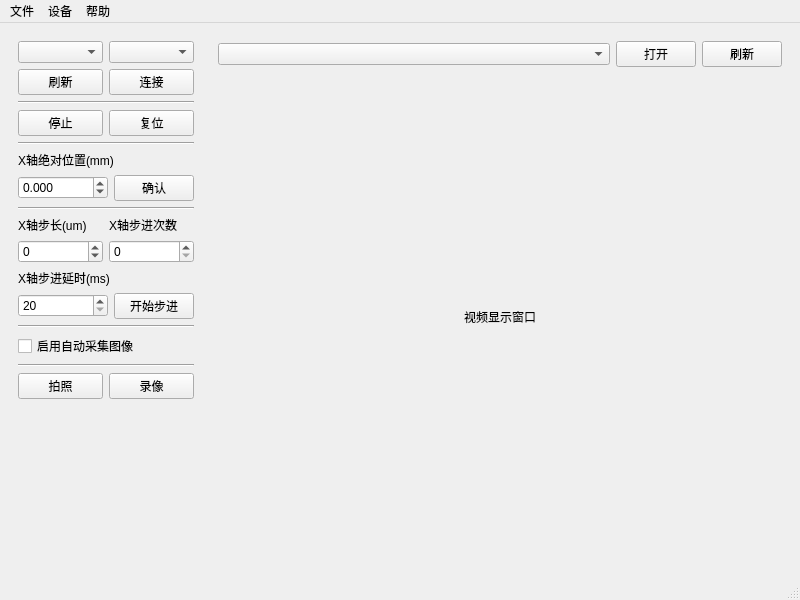
Before: the Qt Designer form mainwindow.ui in choushunn/ZF_TriAxisCamControl, drawn with Qt 5.
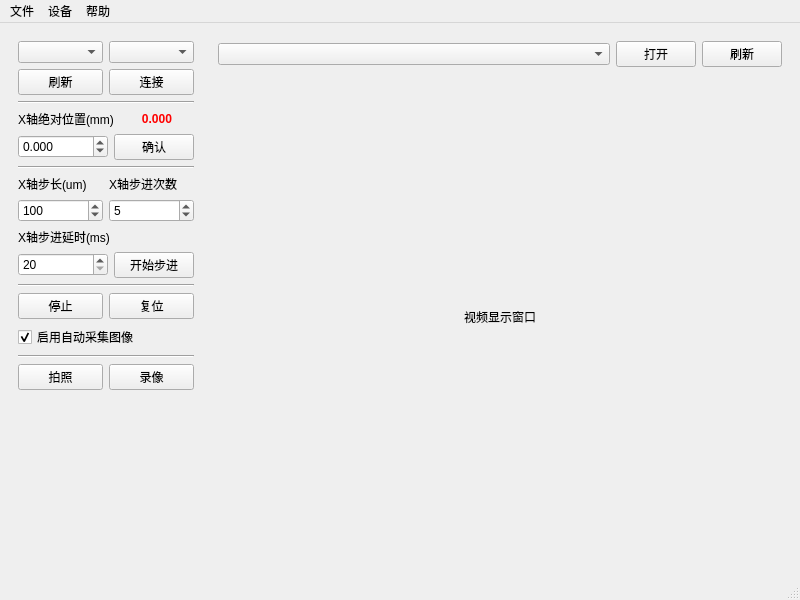
After: the same form once the commit is applied.

Patch:
```diff
--- a/mainwindow.ui
+++ b/mainwindow.ui
@@ -102,55 +102,6 @@
          </item>
         </layout>
        </item>
-       <item>
-        <widget class="Line" name="line">
-         <property name="orientation">
-          <enum>Qt::Horizontal</enum>
-         </property>
-        </widget>
-       </item>
-       <item>
-        <layout class="QHBoxLayout" name="horizontalLayout_10">
-         <item>
-          <widget class="QPushButton" name="m_btn_stop">
-           <property name="sizePolicy">
-            <sizepolicy hsizetype="Preferred" vsizetype="Fixed">
-             <horstretch>1</horstretch>
-             <verstretch>0</verstretch>
-            </sizepolicy>
-           </property>
-           <property name="minimumSize">
-            <size>
-             <width>60</width>
-             <height>22</height>
-            </size>
-           </property>
-           <property name="text">
-            <string>停止</string>
-           </property>
-          </widget>
-         </item>
-         <item>
-          <widget class="QPushButton" name="m_btn_rest">
-           <property name="sizePolicy">
-            <sizepolicy hsizetype="Preferred" vsizetype="Fixed">
-             <horstretch>1</horstretch>
-             <verstretch>0</verstretch>
-            </sizepolicy>
-           </property>
-           <property name="minimumSize">
-            <size>
-             <width>60</width>
-             <height>22</height>
-            </size>
-           </property>
-           <property name="text">
-            <string>复位</string>
-           </property>
-          </widget>
-         </item>
-        </layout>
-       </item>
        <item>
         <widget class="Line" name="line_2">
          <property name="orientation">
@@ -159,14 +110,31 @@
         </widget>
        </item>
        <item>
-        <widget class="QLabel" name="label_2">
-         <property name="text">
-          <string>X轴绝对位置(mm)</string>
-         </property>
-         <property name="textFormat">
-          <enum>Qt::AutoText</enum>
-         </property>
-        </widget>
+        <layout class="QHBoxLayout" name="horizontalLayout_3">
+         <item>
+          <widget class="QLabel" name="label_2">
+           <property name="text">
+            <string>X轴绝对位置(mm)</string>
+           </property>
+           <property name="textFormat">
+            <enum>Qt::AutoText</enum>
+           </property>
+          </widget>
+         </item>
+         <item>
+          <widget class="QLabel" name="m_lbl_currentPos">
+           <property name="styleSheet">
+            <string notr="true">font-weight:bold;color:red;</string>
+           </property>
+           <property name="text">
+            <string>0.000</string>
+           </property>
+           <property name="alignment">
+            <set>Qt::AlignCenter</set>
+           </property>
+          </widget>
+         </item>
+        </layout>
        </item>
        <item>
         <layout class="QHBoxLayout" name="horizontalLayout_2">
@@ -215,45 +183,27 @@
         </widget>
        </item>
        <item>
-        <layout class="QGridLayout" name="gridLayout_2">
-         <item row="1" column="0">
-          <widget class="QSpinBox" name="m_spinx_jogStep">
-           <property name="sizePolicy">
-            <sizepolicy hsizetype="Preferred" vsizetype="Fixed">
-             <horstretch>2</horstretch>
-             <verstretch>0</verstretch>
-            </sizepolicy>
-           </property>
-           <property name="minimumSize">
-            <size>
-             <width>0</width>
-             <height>22</height>
-            </size>
-           </property>
-           <property name="minimum">
-            <number>-1000</number>
-           </property>
-           <property name="maximum">
-            <number>1000</number>
-           </property>
-          </widget>
-         </item>
-         <item row="0" column="1">
-          <widget class="QLabel" name="label_8">
-           <property name="text">
-            <string>X轴步进次数</string>
-           </property>
-          </widget>
-         </item>
-         <item row="0" column="0">
+        <layout class="QHBoxLayout" name="horizontalLayout_8">
+         <item>
           <widget class="QLabel" name="label_7">
            <property name="text">
             <string>X轴步长(um)</string>
            </property>
           </widget>
          </item>
-         <item row="1" column="1">
-          <widget class="QSpinBox" name="m_spin_jogNumber">
+         <item>
+          <widget class="QLabel" name="label_8">
+           <property name="text">
+            <string>X轴步进次数</string>
+           </property>
+          </widget>
+         </item>
+        </layout>
+       </item>
+       <item>
+        <layout class="QHBoxLayout" name="horizontalLayout_9">
+         <item>
+          <widget class="QSpinBox" name="m_spin_jogStep">
            <property name="sizePolicy">
             <sizepolicy hsizetype="Preferred" vsizetype="Fixed">
              <horstretch>2</horstretch>
@@ -265,6 +215,40 @@
              <width>0</width>
              <height>22</height>
             </size>
+           </property>
+           <property name="minimum">
+            <number>-1000</number>
+           </property>
+           <property name="maximum">
+            <number>1000</number>
+           </property>
+           <property name="singleStep">
+            <number>50</number>
+           </property>
+           <property name="value">
+            <number>100</number>
+           </property>
+          </widget>
+         </item>
+         <item>
+          <widget class="QSpinBox" name="m_spin_jogNum">
+           <property name="sizePolicy">
+            <sizepolicy hsizetype="Preferred" vsizetype="Fixed">
+             <horstretch>2</horstretch>
+             <verstretch>0</verstretch>
+            </sizepolicy>
+           </property>
+           <property name="minimumSize">
+            <size>
+             <width>0</width>
+             <height>22</height>
+            </size>
+           </property>
+           <property name="singleStep">
+            <number>5</number>
+           </property>
+           <property name="value">
+            <number>5</number>
            </property>
           </widget>
          </item>
@@ -323,11 +307,56 @@
          </property>
         </widget>
        </item>
+       <item>
+        <layout class="QHBoxLayout" name="horizontalLayout_10">
+         <item>
+          <widget class="QPushButton" name="m_btn_stop">
+           <property name="sizePolicy">
+            <sizepolicy hsizetype="Preferred" vsizetype="Fixed">
+             <horstretch>1</horstretch>
+             <verstretch>0</verstretch>
+            </sizepolicy>
+           </property>
+           <property name="minimumSize">
+            <size>
+             <width>60</width>
+             <height>22</height>
+            </size>
+           </property>
+           <property name="text">
+            <string>停止</string>
+           </property>
+          </widget>
+         </item>
+         <item>
+          <widget class="QPushButton" name="m_btn_rest">
+           <property name="sizePolicy">
+            <sizepolicy hsizetype="Preferred" vsizetype="Fixed">
+             <horstretch>1</horstretch>
+             <verstretch>0</verstretch>
+            </sizepolicy>
+           </property>
+           <property name="minimumSize">
+            <size>
+             <width>60</width>
+             <height>22</height>
+            </size>
+           </property>
+           <property name="text">
+            <string>复位</string>
+           </property>
+          </widget>
+         </item>
+        </layout>
+       </item>
        <item>
         <widget class="QCheckBox" name="m_chx_autoCapture">
          <property name="text">
           <string>启用自动采集图像</string>
          </property>
+         <property name="checked">
+          <bool>true</bool>
+         </property>
         </widget>
        </item>
        <item>
```
Left out of the diff: 4 changed lines with no effect on the pictures.
